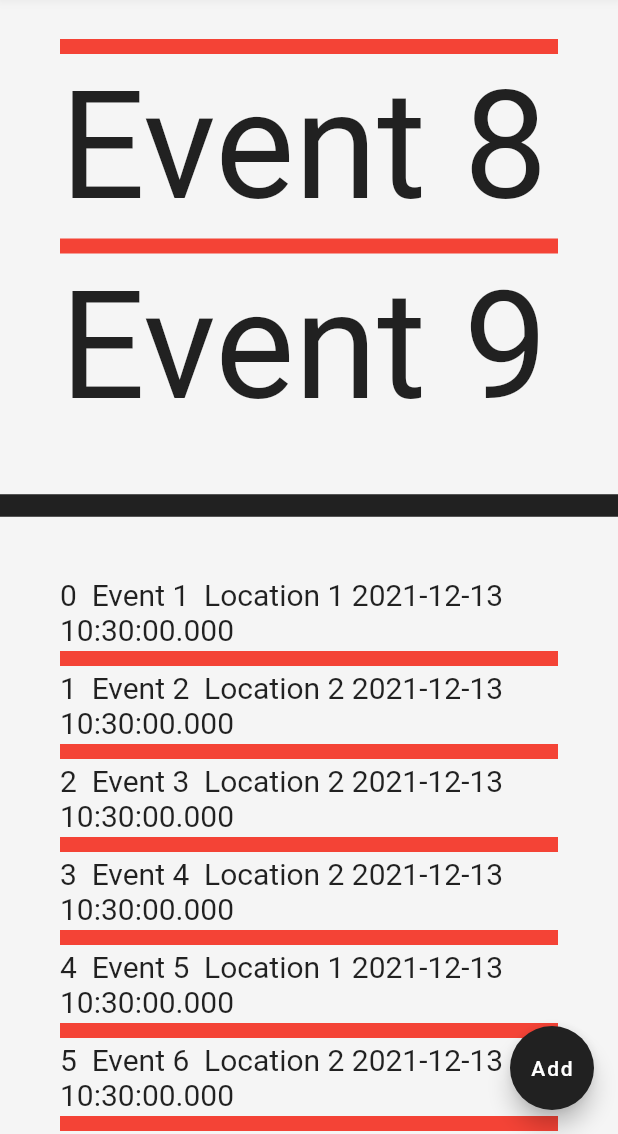
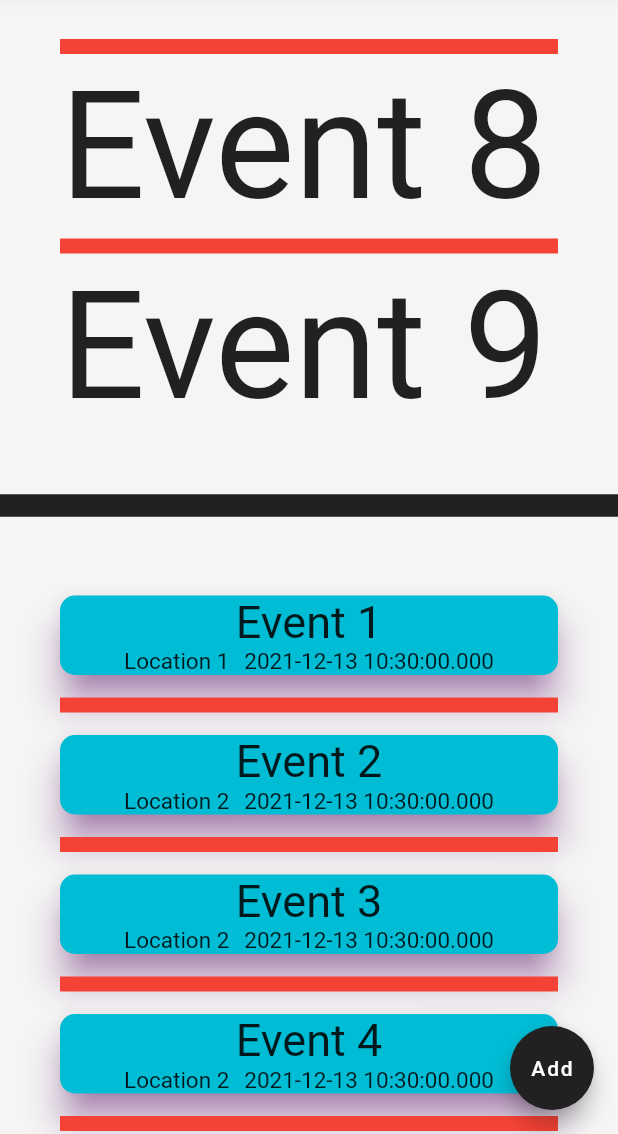
Before and after one commit to vitalik-prog/first-flutter-app, a Flutter app: the screen it shows after launch, scrolled down 3456 dp, on a phone screen of 412 x 824 dp, the part 102-1236 px from its top. Run offline on Flutter 3.47's test engine with Material 2 defaults, Android fonts, the phone set to English and light mode, and no system bars; our stand-ins replace flutter_svg; network calls fail.

Commit message:
added card widget

```diff
--- a/lib/main.dart
+++ b/lib/main.dart
@@ -23,15 +23,24 @@ class MyStatelessWidget extends StatelessWidget {
   ];
 
   final List<Events> events2 = [
-    Events(name: 'Event 1', location: 'Location 1', startDateTime: DateTime.now()),
-    Events(name: 'Event 2', location: 'Location 2', startDateTime: DateTime.now()),
-    Events(name: 'Event 3', location: 'Location 2', startDateTime: DateTime.now()),
-    Events(name: 'Event 4', location: 'Location 2', startDateTime: DateTime.now()),
-    Events(name: 'Event 5', location: 'Location 1', startDateTime: DateTime.now()),
-    Events(name: 'Event 6', location: 'Location 2', startDateTime: DateTime.now()),
-    Events(name: 'Event 7', location: 'Location 1', startDateTime: DateTime.now()),
-    Events(name: 'Event 8', location: 'Location 2', startDateTime: DateTime.now()),
-    Events(name: 'Event 9', location: 'Location 1', startDateTime: DateTime.now()),
+    Events(
+        name: 'Event 1', location: 'Location 1', startDateTime: DateTime.now()),
+    Events(
+        name: 'Event 2', location: 'Location 2', startDateTime: DateTime.now()),
+    Events(
+        name: 'Event 3', location: 'Location 2', startDateTime: DateTime.now()),
+    Events(
+        name: 'Event 4', location: 'Location 2', startDateTime: DateTime.now()),
+    Events(
+        name: 'Event 5', location: 'Location 1', startDateTime: DateTime.now()),
+    Events(
+        name: 'Event 6', location: 'Location 2', startDateTime: DateTime.now()),
+    Events(
+        name: 'Event 7', location: 'Location 1', startDateTime: DateTime.now()),
+    Events(
+        name: 'Event 8', location: 'Location 2', startDateTime: DateTime.now()),
+    Events(
+        name: 'Event 9', location: 'Location 1', startDateTime: DateTime.now()),
   ];
 
   @override
@@ -153,8 +162,8 @@ class MyStatelessWidget extends StatelessWidget {
                   decoration: BoxDecoration(
                       borderRadius: BorderRadius.circular(50),
                       color: Colors.black12,
-                      gradient:
-                      const LinearGradient(colors: [Colors.red, Colors.black])),
+                      gradient: const LinearGradient(
+                          colors: [Colors.red, Colors.black])),
                   child: Align(
                     child: IconButton(
                       onPressed: () => {print('Button pressed')},
@@ -321,10 +330,27 @@ class MyStatelessWidget extends StatelessWidget {
               physics: const ScrollPhysics(),
               padding: const EdgeInsets.all(40),
               itemCount: events.length,
-              itemBuilder: (_, index) => Text(
-                "$index  ${events2[index].name}  ${events2[index].location} ${events2[index].startDateTime}",
-                style: const TextStyle(fontSize: 20),
-              ),
+              itemBuilder: (_, index) => Card(
+                color: Colors.cyan,
+                  elevation: 10,
+                  shadowColor: Colors.purple,
+                  margin: const EdgeInsets.symmetric(vertical: 12),
+                  shape: RoundedRectangleBorder(borderRadius: BorderRadius.circular(10)),
+                  child: Column(
+                    children: [
+                      Text(events2[index].name, style: const TextStyle(fontSize: 30)),
+                      Row(
+                        mainAxisAlignment: MainAxisAlignment.center,
+                        children: [
+                          Text(events2[index].location, style: const TextStyle(fontSize: 15)),
+                          const SizedBox(width: 10),
+                          Text(events2[index].startDateTime.toString(), style: const TextStyle(fontSize: 15)),
+                        ],
+                      )
+                    ],
+                // "$index  ${events2[index].name}  ${events2[index].location} ${events2[index].startDateTime}",
+                // style: const TextStyle(fontSize: 20),
+              )),
               separatorBuilder: (_, __) => const Divider(
                 color: Colors.red,
                 thickness: 10,
```
Lines whose indentation alone changed are shown as unchanged.
